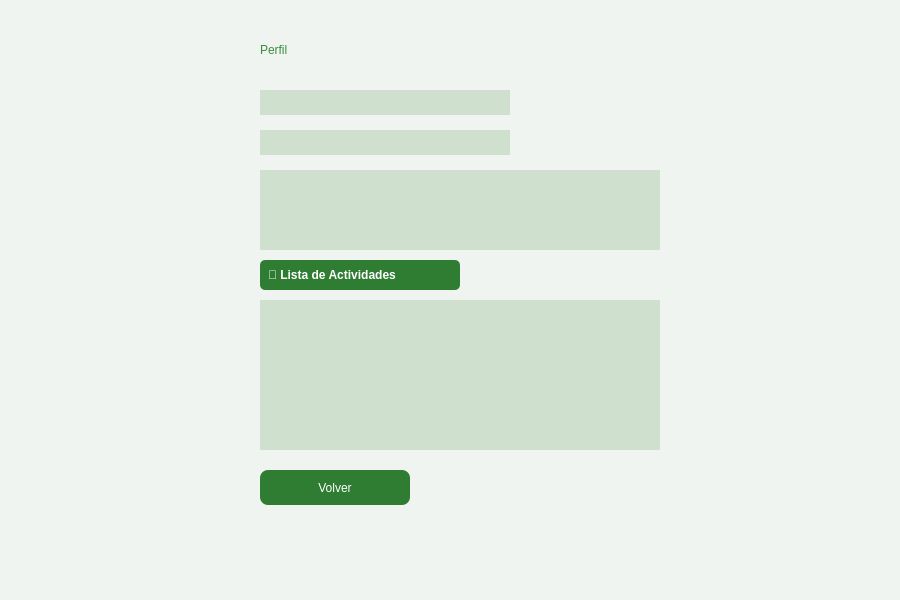
Old version of the form src/vista/Ui/PerfilOtro.ui in the repository encinaa/LodzConnect.
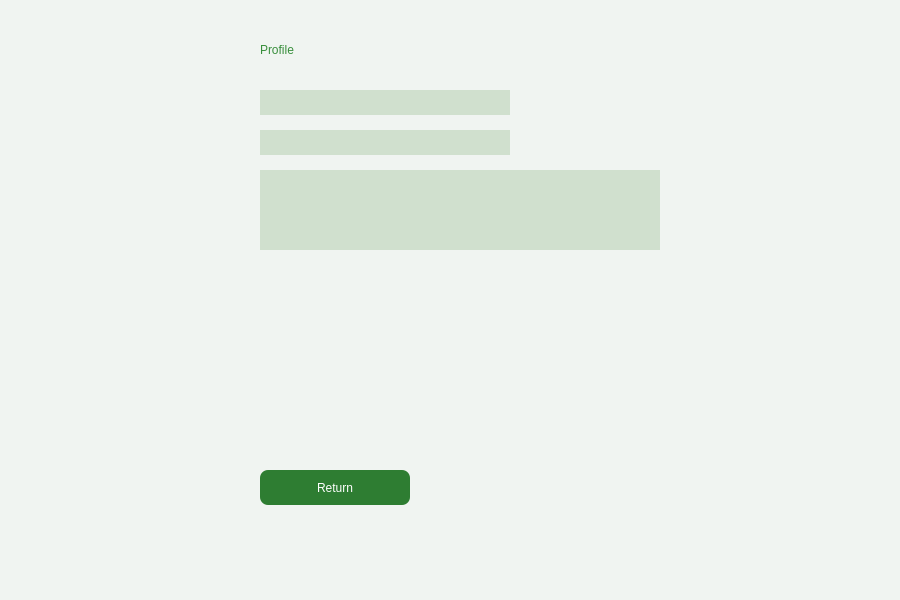
New version of the form. Icons and pictures are not drawn.

What changed in the file:
```diff
--- a/src/vista/Ui/PerfilOtro.ui
+++ b/src/vista/Ui/PerfilOtro.ui
@@ -49,7 +49,7 @@
      <string notr="true">font: 18pt &quot;Century&quot;; color: #388e3c;</string>
     </property>
     <property name="text">
-     <string>Perfil</string>
+     <string>Profile</string>
     </property>
    </widget>
    <widget class="QLabel" name="label_Usuario">
@@ -97,35 +97,6 @@
      <string notr="true">background-color: #d0e0ce;</string>
     </property>
    </widget>
-   <widget class="QLabel" name="label_Actividades">
-    <property name="geometry">
-     <rect>
-      <x>260</x>
-      <y>260</y>
-      <width>200</width>
-      <height>30</height>
-     </rect>
-    </property>
-    <property name="styleSheet">
-     <string notr="true">background-color: #2e7d32; color: white; font-weight: bold; padding: 5px; border-radius: 5px;</string>
-    </property>
-    <property name="text">
-     <string>📝 Lista de Actividades</string>
-    </property>
-   </widget>
-   <widget class="QLabel" name="ListaActividades">
-    <property name="geometry">
-     <rect>
-      <x>260</x>
-      <y>300</y>
-      <width>400</width>
-      <height>150</height>
-     </rect>
-    </property>
-    <property name="styleSheet">
-     <string notr="true">background-color: #d0e0ce;</string>
-    </property>
-   </widget>
    <widget class="QPushButton" name="BotonVolver">
     <property name="geometry">
      <rect>
@@ -136,7 +107,7 @@
      </rect>
     </property>
     <property name="text">
-     <string>Volver</string>
+     <string>Return</string>
     </property>
    </widget>
   </widget>
```
